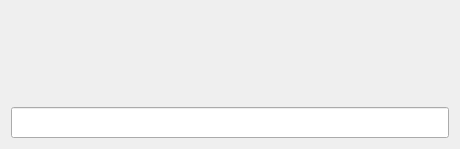
Above: src/app/launcher_widget.ui from perillaroc/roc-launcher before the change. Below: the same form after it.
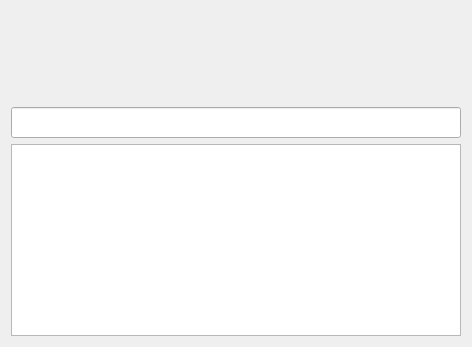
That is the form after the change. Icons and pictures are not drawn.

Commit message: show link list when input something.

Diff of the .ui file:
```diff
--- a/src/app/launcher_widget.ui
+++ b/src/app/launcher_widget.ui
@@ -6,8 +6,8 @@
    <rect>
     <x>0</x>
     <y>0</y>
-    <width>460</width>
-    <height>146</height>
+    <width>543</width>
+    <height>222</height>
    </rect>
   </property>
   <property name="windowTitle">
@@ -18,6 +18,9 @@
     <normaloff>:/asserts/images/icon.png</normaloff>:/asserts/images/icon.png</iconset>
   </property>
   <layout class="QGridLayout" name="gridLayout">
+   <property name="sizeConstraint">
+    <enum>QLayout::SetFixedSize</enum>
+   </property>
    <item row="0" column="0">
     <layout class="QHBoxLayout" name="horizontalLayout">
      <item>
@@ -35,6 +38,12 @@
      </item>
      <item>
       <widget class="QLabel" name="icon_label">
+       <property name="sizePolicy">
+        <sizepolicy hsizetype="Preferred" vsizetype="Fixed">
+         <horstretch>0</horstretch>
+         <verstretch>0</verstretch>
+        </sizepolicy>
+       </property>
        <property name="minimumSize">
         <size>
          <width>64</width>
@@ -78,6 +87,12 @@
      </item>
      <item>
       <widget class="QLabel" name="name_label">
+       <property name="sizePolicy">
+        <sizepolicy hsizetype="Preferred" vsizetype="Fixed">
+         <horstretch>0</horstretch>
+         <verstretch>0</verstretch>
+        </sizepolicy>
+       </property>
        <property name="font">
         <font>
          <family>Consolas</family>
@@ -106,6 +121,12 @@
    </item>
    <item row="2" column="0">
     <widget class="QLineEdit" name="input_edit">
+     <property name="minimumSize">
+      <size>
+       <width>450</width>
+       <height>0</height>
+      </size>
+     </property>
      <property name="font">
       <font>
        <family>DejaVu Sans Mono</family>
@@ -114,6 +135,19 @@
      </property>
     </widget>
    </item>
+   <item row="3" column="0">
+    <widget class="QListView" name="link_view">
+     <property name="horizontalScrollBarPolicy">
+      <enum>Qt::ScrollBarAlwaysOff</enum>
+     </property>
+     <property name="editTriggers">
+      <set>QAbstractItemView::NoEditTriggers</set>
+     </property>
+     <property name="textElideMode">
+      <enum>Qt::ElideNone</enum>
+     </property>
+    </widget>
+   </item>
   </layout>
   <action name="action_exit">
    <property name="text">
```
The commit also changes 4 other files.
